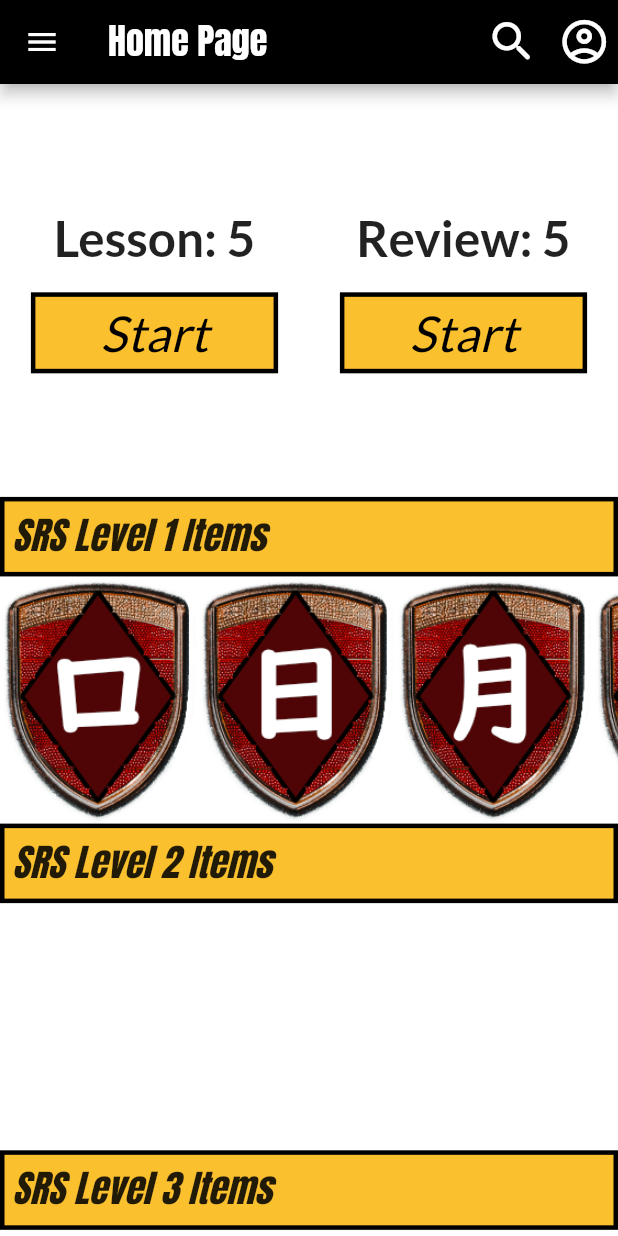
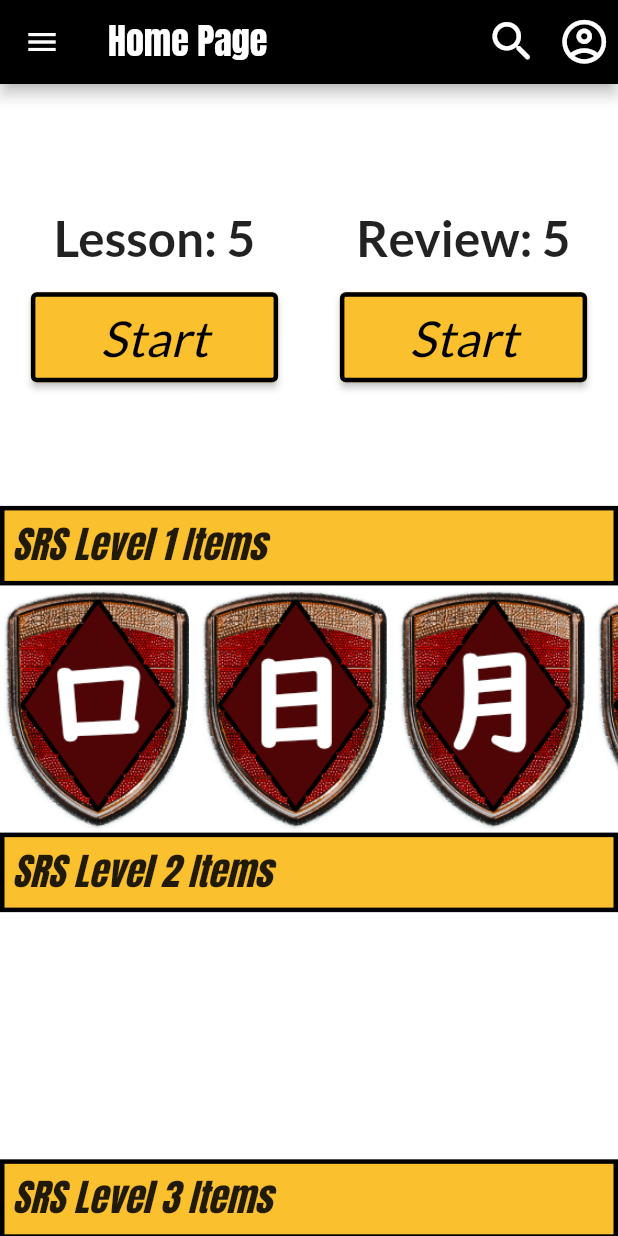
Before and after one commit to firasAltayeb/Kanji_quiz_app, a Flutter app: the screen it shows after launch, on a phone screen of 412 x 824 dp. Run offline on Flutter 3.47's test engine with Material 2 defaults, Android fonts, the phone set to English and light mode, and no system bars; our stand-ins replace hive; accounts and stored records are empty.

Commit message:
stopped using obsolote widgets flat/raised

```diff
--- a/lib/main.dart
+++ b/lib/main.dart
@@ -39,6 +39,15 @@
         primarySwatch: primaryBlack,
         accentColor: Colors.yellow[700],
         fontFamily: 'Lato',
+        elevatedButtonTheme: ElevatedButtonThemeData(
+          style: ElevatedButton.styleFrom(
+            side: BorderSide(width: 3, color: Colors.black),
+            primary: Colors.yellow[700],
+            padding: const EdgeInsets.all(10),
+            minimumSize: Size(30, 30),
+            onPrimary: Colors.black,
+          ),
+        ),
       ),
       home: MyHome(),
     );
--- a/lib/main_body.dart
+++ b/lib/main_body.dart
@@ -75,17 +75,9 @@
         SizedBox(
           height: MediaQuery.of(context).size.height * 0.02,
         ),
-        Container(
+        SizedBox(
           width: MediaQuery.of(context).size.height * 0.2,
-          decoration: BoxDecoration(
-            color: Theme.of(context).accentColor,
-            border: Border.all(
-              color: Colors.black,
-              width: 3,
-            ),
-          ),
-          child: FlatButton(
-            textColor: Colors.black,
+          child: ElevatedButton(
             child: Text(
               'Start',
               style: TextStyle(
@@ -96,7 +88,7 @@
             ),
             onPressed: mapLength == 0 ? null : () => navigate(context),
           ),
-        )
+        ),
       ],
     );
   }
--- a/lib/screens/review_mgr_screen.dart
+++ b/lib/screens/review_mgr_screen.dart
@@ -1,5 +1,5 @@
-import 'package:Kanji_quiz_app/widgets/shared/back_pressed_alert.dart';
-import 'package:Kanji_quiz_app/widgets/shared/main_app_bar.dart';
+import '../widgets/shared/back_pressed_alert.dart';
+import '../widgets/shared/main_app_bar.dart';
 import 'package:flutter/material.dart';
 
 import 'result_review_screen.dart';
--- a/lib/widgets/lesson/mnemonic_field.dart
+++ b/lib/widgets/lesson/mnemonic_field.dart
@@ -44,7 +44,7 @@
     }
 
     return Container(
-      height: MediaQuery.of(context).size.height * 0.15,
+      height: MediaQuery.of(context).size.height * 0.2,
       width: MediaQuery.of(context).size.width * 0.95,
       decoration: BoxDecoration(
         border: Border.all(
--- a/lib/widgets/review/correct_incorrect_button.dart
+++ b/lib/widgets/review/correct_incorrect_button.dart
@@ -27,11 +27,11 @@
           bottom: BorderSide(width: 3.0, color: Colors.black),
         ),
       ),
-      child: FlatButton(
-        textColor: Colors.white,
+      child: TextButton(
         child: Text(
           selectChoice ? "Correct" : "Incorrect",
           style: TextStyle(
+            color: Colors.white,
             fontSize: 30,
             fontWeight: FontWeight.bold,
           ),
```
Also changed, not shown: lib/screens/lesson_mgr_screen.dart (+3 -5 lines), lib/screens/result_review_screen.dart (+7 -7 lines), lib/widgets/lesson/fetch_button.dart (+4 -22 lines), lib/widgets/review/show_answer_button.dart (+3 -11 lines), lib/widgets/shared/back_pressed_alert.dart (+8 -5 lines), lib/widgets/shared/top_kanji_row.dart (+4 -3 lines).
